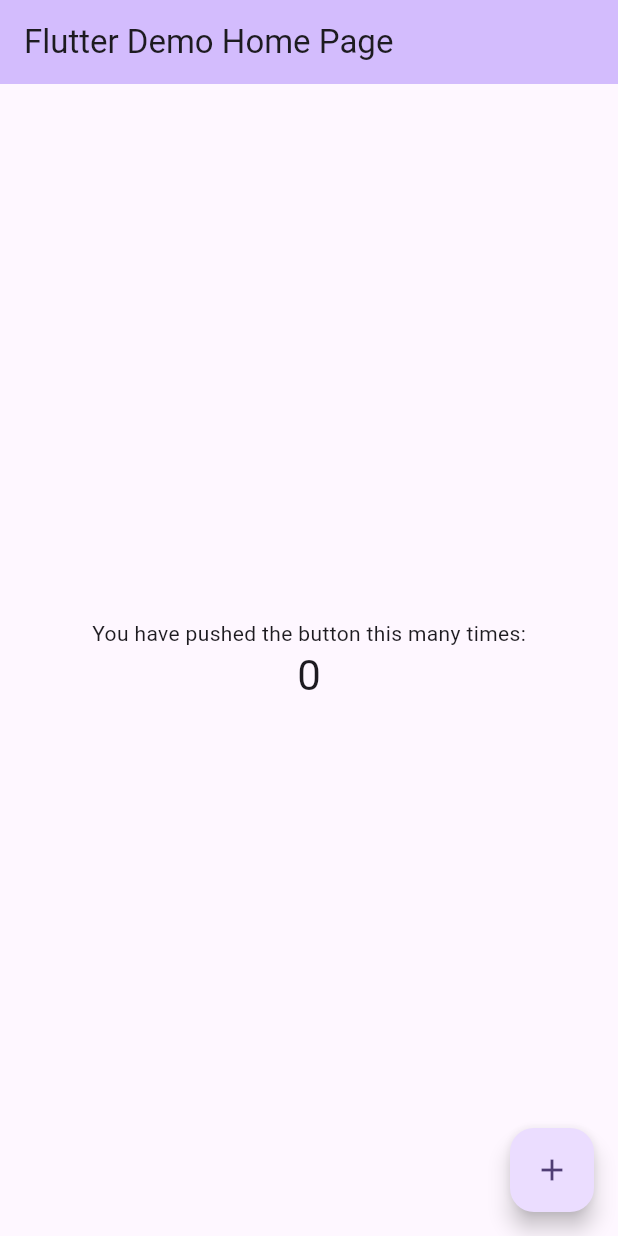
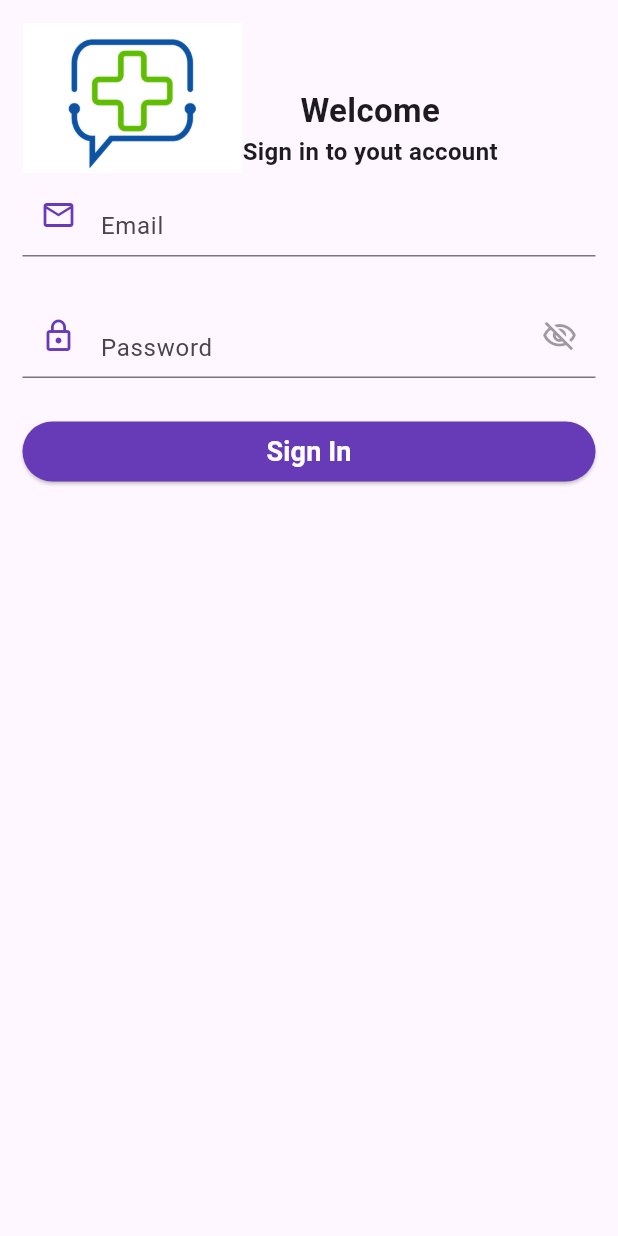
Before and after one commit to yassirsalmi/doctor_app_design, a Flutter app: the screen it shows after launch, on a phone screen of 412 x 824 dp. Run offline on Flutter 3.47's test engine with Material 2 defaults, Android fonts, the light colour scheme and no system bars.

Commit message:
login screen adding components

```diff
--- /dev/null
+++ b/lib/components/button.dart
@@ -0,0 +1,37 @@
+import 'package:flutter/material.dart';
+
+import '../utils/config.dart';
+
+class Button extends StatelessWidget {
+  const Button(
+      {super.key,
+      required this.width,
+      required this.title,
+      required this.disable,
+      required this.onPressed});
+
+  final double width;
+  final String title;
+  final bool disable;
+  final Function() onPressed;
+  @override
+  Widget build(BuildContext context) {
+    return SizedBox(
+      width: width,
+      child: ElevatedButton(
+        style: ElevatedButton.styleFrom(
+          backgroundColor: Config.primaryColor,
+          foregroundColor: Colors.white,
+        ),
+        onPressed: disable ? null : onPressed,
+        child: Text(
+          title,
+          style: const TextStyle(
+            fontSize: 18,
+            fontWeight: FontWeight.bold,
+          ),
+        ),
+      ),
+    );
+  }
+}
--- /dev/null
+++ b/lib/components/loginForm.dart
@@ -0,0 +1,78 @@
+import 'package:flutter/material.dart';
+
+import '../utils/config.dart';
+import 'button.dart';
+
+class LoginForm extends StatefulWidget {
+  const LoginForm({super.key});
+
+  @override
+  State<LoginForm> createState() => _LoginFormState();
+}
+
+class _LoginFormState extends State<LoginForm> {
+  final _formKey = GlobalKey<FormState>();
+  final _emailController = TextEditingController();
+  final _passwordController = TextEditingController();
+  bool obsecurePassword = true;
+  @override
+  Widget build(BuildContext context) {
+    return Form(
+      key: _formKey,
+      child: Column(
+        mainAxisAlignment: MainAxisAlignment.start,
+        children: <Widget>[
+          TextFormField(
+            controller: _emailController,
+            keyboardType: TextInputType.emailAddress,
+            cursorColor: Config.primaryColor,
+            decoration: const InputDecoration(
+              hintText: 'Email Adresse',
+              labelText: 'Email',
+              alignLabelWithHint: true,
+              prefixIcon: Icon(Icons.email_outlined),
+              prefixIconColor: Config.primaryColor,
+            ),
+          ),
+          Config.smallSpace,
+          TextFormField(
+            controller: _passwordController,
+            keyboardType: TextInputType.emailAddress,
+            cursorColor: Config.primaryColor,
+            decoration: InputDecoration(
+              hintText: 'Password',
+              labelText: 'Password',
+              alignLabelWithHint: true,
+              prefixIcon: const Icon(Icons.lock_outline),
+              prefixIconColor: Config.primaryColor,
+              suffixIcon: IconButton(
+                onPressed: () {
+                  setState(() {
+                    obsecurePassword = !obsecurePassword;
+                  });
+                },
+                icon: obsecurePassword
+                    ? const Icon(
+                        Icons.visibility_off_outlined,
+                        color: Colors.black38,
+                      )
+                    : const Icon(
+                        Icons.visibility_outlined,
+                        color: Config.primaryColor,
+                      ),
+              ),
+            ),
+          ),
+          Config.smallSpace,
+          //login button
+          Button(
+            width: double.infinity,
+            title: 'Sign In',
+            disable: false,
+            onPressed: () {},
+          )
+        ],
+      ),
+    );
+  }
+}
--- /dev/null
+++ b/lib/login.dart
@@ -0,0 +1,60 @@
+import 'package:doctor_app_design/components/loginForm.dart';
+import 'package:doctor_app_design/text.dart';
+import 'package:flutter/material.dart';
+
+import 'utils/config.dart';
+
+class LoginScreen extends StatefulWidget {
+  const LoginScreen({super.key});
+
+  @override
+  State<LoginScreen> createState() => _LoginScreenState();
+}
+
+class _LoginScreenState extends State<LoginScreen> {
+  @override
+  Widget build(BuildContext context) {
+    Config().init(context);
+    return Scaffold(
+      resizeToAvoidBottomInset: false,
+      body: Padding(
+        padding: const EdgeInsets.all(15),
+        child: SafeArea(
+            child: Column(
+          mainAxisAlignment: MainAxisAlignment.start,
+          crossAxisAlignment: CrossAxisAlignment.start,
+          children: <Widget>[
+            Row(
+              children: <Widget>[
+                Image.asset(
+                  'assets/logo.png',
+                  height: 100,
+                ),
+                Column(
+                  children: [
+                    Config.midiumSpace,
+                    Text(
+                      Apptext.enText['welcome_text']!,
+                      style: const TextStyle(
+                        fontSize: 22,
+                        fontWeight: FontWeight.bold,
+                      ),
+                    ),
+                    Text(
+                      Apptext.enText['signIn_text']!,
+                      style: const TextStyle(
+                        fontSize: 16,
+                        fontWeight: FontWeight.bold,
+                      ),
+                    ),
+                  ],
+                )
+              ],
+            ),
+            LoginForm(),
+          ],
+        )),
+      ),
+    );
+  }
+}
--- a/lib/main.dart
+++ b/lib/main.dart
@@ -1,3 +1,4 @@
+import 'package:doctor_app_design/login.dart';
 import 'package:flutter/material.dart';
 
 void main() {
@@ -11,115 +12,16 @@ class MyApp extends StatelessWidget {
   @override
   Widget build(BuildContext context) {
     return MaterialApp(
-      title: 'Flutter Demo',
+      debugShowCheckedModeBanner: false,
+      title: 'doctor_app_design',
       theme: ThemeData(
-        // This is the theme of your application.
-        //
-        // TRY THIS: Try running your application with "flutter run". You'll see
-        // the application has a blue toolbar. Then, without quitting the app,
-        // try changing the seedColor in the colorScheme below to Colors.green
-        // and then invoke "hot reload" (save your changes or press the "hot
-        // reload" button in a Flutter-supported IDE, or press "r" if you used
-        // the command line to start the app).
-        //
-        // Notice that the counter didn't reset back to zero; the application
-        // state is not lost during the reload. To reset the state, use hot
-        // restart instead.
-        //
-        // This works for code too, not just values: Most code changes can be
-        // tested with just a hot reload.
         colorScheme: ColorScheme.fromSeed(seedColor: Colors.deepPurple),
         useMaterial3: true,
       ),
-      home: const MyHomePage(title: 'Flutter Demo Home Page'),
+      initialRoute: '/',
+      routes: {
+        '/': (context) => const LoginScreen(),
+      },
     );
   }
 }
-
-class MyHomePage extends StatefulWidget {
-  const MyHomePage({super.key, required this.title});
-
-  // This widget is the home page of your application. It is stateful, meaning
-  // that it has a State object (defined below) that contains fields that affect
-  // how it looks.
-
-  // This class is the configuration for the state. It holds the values (in this
-  // case the title) provided by the parent (in this case the App widget) and
-  // used by the build method of the State. Fields in a Widget subclass are
-  // always marked "final".
-
-  final String title;
-
-  @override
-  State<MyHomePage> createState() => _MyHomePageState();
-}
-
-class _MyHomePageState extends State<MyHomePage> {
-  int _counter = 0;
-
-  void _incrementCounter() {
-    setState(() {
-      // This call to setState tells the Flutter framework that something has
-      // changed in this State, which causes it to rerun the build method below
-      // so that the display can reflect the updated values. If we changed
-      // _counter without calling setState(), then the build method would not be
-      // called again, and so nothing would appear to happen.
-      _counter++;
-    });
-  }
-
-  @override
-  Widget build(BuildContext context) {
-    // This method is rerun every time setState is called, for instance as done
-    // by the _incrementCounter method above.
-    //
-    // The Flutter framework has been optimized to make rerunning build methods
-    // fast, so that you can just rebuild anything that needs updating rather
-    // than having to individually change instances of widgets.
-    return Scaffold(
-      appBar: AppBar(
-        // TRY THIS: Try changing the color here to a specific color (to
-        // Colors.amber, perhaps?) and trigger a hot reload to see the AppBar
-        // change color while the other colors stay the same.
-        backgroundColor: Theme.of(context).colorScheme.inversePrimary,
-        // Here we take the value from the MyHomePage object that was created by
-        // the App.build method, and use it to set our appbar title.
-        title: Text(widget.title),
-      ),
-      body: Center(
-        // Center is a layout widget. It takes a single child and positions it
-        // in the middle of the parent.
-        child: Column(
-          // Column is also a layout widget. It takes a list of children and
-          // arranges them vertically. By default, it sizes itself to fit its
-          // children horizontally, and tries to be as tall as its parent.
-          //
-          // Column has various properties to control how it sizes itself and
-          // how it positions its children. Here we use mainAxisAlignment to
-          // center the children vertically; the main axis here is the vertical
-          // axis because Columns are vertical (the cross axis would be
-          // horizontal).
-          //
-          // TRY THIS: Invoke "debug painting" (choose the "Toggle Debug Paint"
-          // action in the IDE, or press "p" in the console), to see the
-          // wireframe for each widget.
-          mainAxisAlignment: MainAxisAlignment.center,
-          children: <Widget>[
-            const Text(
-              'You have pushed the button this many times:',
-            ),
-            Text(
-              '$_counter',
-              style: Theme.of(context).textTheme.headlineMedium,
-            ),
-          ],
-        ),
-      ),
-      floatingActionButton: FloatingActionButton(
-        onPressed: _incrementCounter,
-        tooltip: 'Increment',
-        child: const Icon(Icons.add),
-      ), // This trailing comma makes auto-formatting nicer for build methods.
-    );
-  }
-}
--- /dev/null
+++ b/lib/text.dart
@@ -0,0 +1,11 @@
+class Apptext {
+  static final enText = {
+    'welcome_text': 'Welcome',
+    'signIn_text': 'Sign in to yout account',
+    'registred_text': 'Already have an account?',
+    'register_text': 'you can easily sign up, and connect to the doctors',
+    'signUp_text': 'Don\'t have an account?',
+    'socialLogin_text': 'Or continue with social account',
+    'forgotPassword_text': 'Forgot Your Password?'
+  };
+}
--- /dev/null
+++ b/lib/utils/config.dart
@@ -0,0 +1,35 @@
+import 'package:flutter/material.dart';
+
+class Config {
+  static MediaQueryData? mediaQueryData;
+  static double? screenWidth;
+  static double? screenHeight;
+
+  //width and height of the screen initialisation
+  void init(BuildContext context) {
+    mediaQueryData = MediaQuery.of(context);
+    screenWidth = mediaQueryData!.size.width;
+    screenHeight = mediaQueryData!.size.height;
+  }
+
+  static get widthSize {
+    return screenWidth;
+  }
+
+  static get heightSize {
+    return screenHeight;
+  }
+
+  //spacing
+  static const smallSpace = SizedBox(
+    height: 25.0,
+  );
+  static final midiumSpace = SizedBox(
+    height: screenHeight! * 0.05,
+  );
+  static final bigSpace = SizedBox(
+    height: screenHeight! * 0.08,
+  );
+
+  static const primaryColor = Colors.deepPurple;
+}
--- a/pubspec.yaml
+++ b/pubspec.yaml
@@ -59,9 +59,8 @@ flutter:
   uses-material-design: true
 
   # To add assets to your application, add an assets section, like this:
-  # assets:
-  #   - images/a_dot_burr.jpeg
-  #   - images/a_dot_ham.jpeg
+  assets:
+    - assets/
 
   # An image asset can refer to one or more resolution-specific "variants", see
   # https://flutter.dev/assets-and-images/#resolution-aware
```
Also changed, not shown: assets/logo.png (added).
